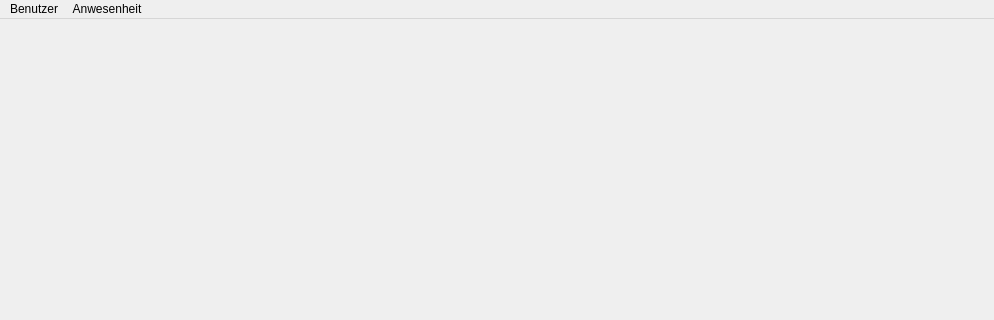
This is mainwindow.ui in Kopfwerk-Datensysteme/Power.Attendance as Qt 5 draws it before an edit; both pictures show x 0 to 994 and y 0 to 320 of the 994 by 499 pixel window. The edited form follows.
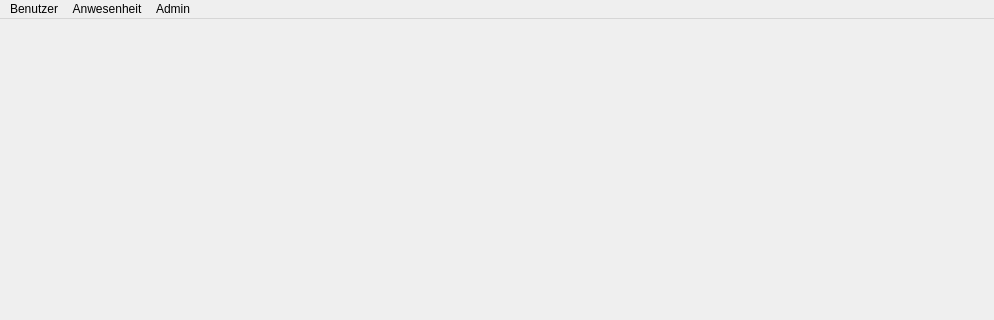
This is the edited form.

Commit message: admin password is now changeable

Diff of the .ui file:
```diff
--- a/mainwindow.ui
+++ b/mainwindow.ui
@@ -70,7 +70,7 @@
      <x>0</x>
      <y>0</y>
      <width>994</width>
-     <height>17</height>
+     <height>19</height>
     </rect>
    </property>
    <property name="autoFillBackground">
@@ -91,8 +91,15 @@
     </property>
     <addaction name="actionCheck"/>
    </widget>
+   <widget class="QMenu" name="menuAdmin">
+    <property name="title">
+     <string>Admin</string>
+    </property>
+    <addaction name="actionPassword"/>
+   </widget>
    <addaction name="menuUser"/>
    <addaction name="menuAttendance"/>
+   <addaction name="menuAdmin"/>
   </widget>
   <action name="actionModify">
    <property name="text">
```
Left out of the diff: 5 changed lines with no effect on the pictures. The commit also changes 9 other files.
